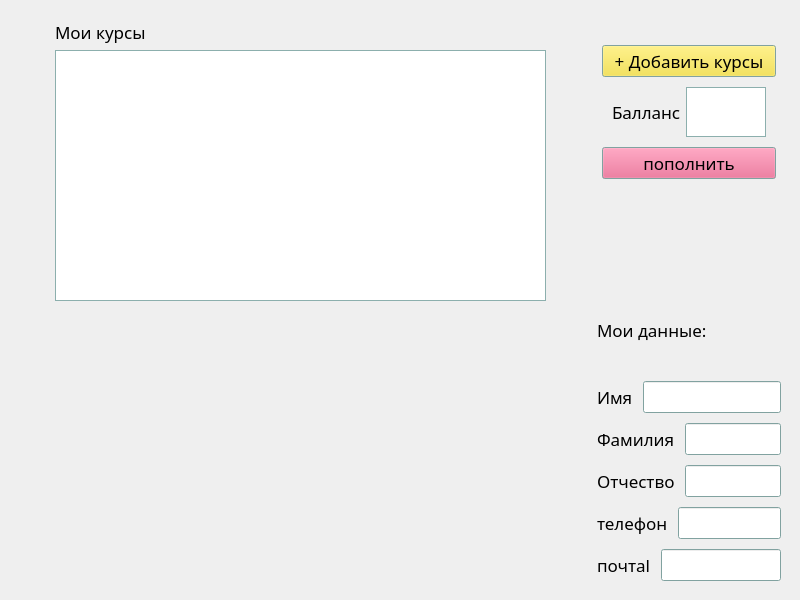
Qt form student.ui (lizlizardplease/school_bmstu) before a commit.
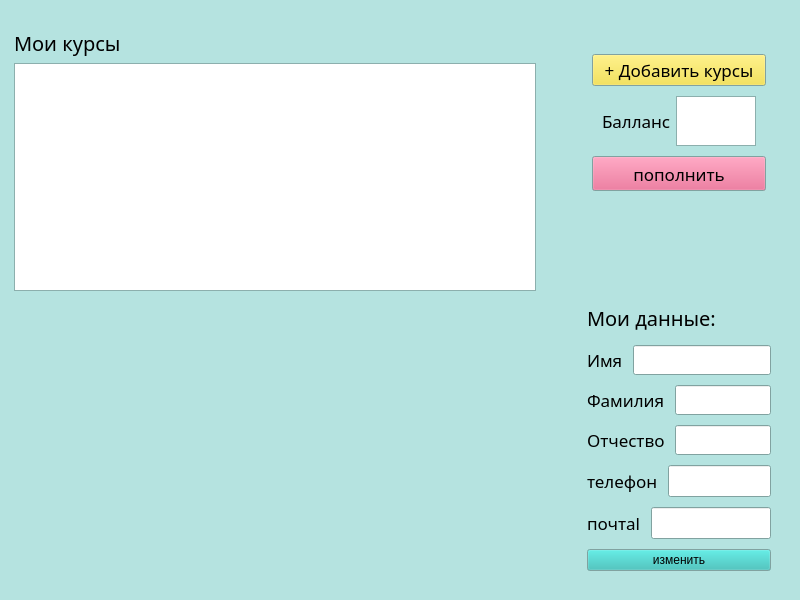
The same form after that commit.

```diff
--- a/student.ui
+++ b/student.ui
@@ -10,6 +10,70 @@
     <height>600</height>
    </rect>
   </property>
+  <property name="palette">
+   <palette>
+    <active>
+     <colorrole role="Base">
+      <brush brushstyle="SolidPattern">
+       <color alpha="255">
+        <red>255</red>
+        <green>255</green>
+        <blue>255</blue>
+       </color>
+      </brush>
+     </colorrole>
+     <colorrole role="Window">
+      <brush brushstyle="SolidPattern">
+       <color alpha="255">
+        <red>181</red>
+        <green>227</green>
+        <blue>224</blue>
+       </color>
+      </brush>
+     </colorrole>
+    </active>
+    <inactive>
+     <colorrole role="Base">
+      <brush brushstyle="SolidPattern">
+       <color alpha="255">
+        <red>255</red>
+        <green>255</green>
+        <blue>255</blue>
+       </color>
+      </brush>
+     </colorrole>
+     <colorrole role="Window">
+      <brush brushstyle="SolidPattern">
+       <color alpha="255">
+        <red>181</red>
+        <green>227</green>
+        <blue>224</blue>
+       </color>
+      </brush>
+     </colorrole>
+    </inactive>
+    <disabled>
+     <colorrole role="Base">
+      <brush brushstyle="SolidPattern">
+       <color alpha="255">
+        <red>181</red>
+        <green>227</green>
+        <blue>224</blue>
+       </color>
+      </brush>
+     </colorrole>
+     <colorrole role="Window">
+      <brush brushstyle="SolidPattern">
+       <color alpha="255">
+        <red>181</red>
+        <green>227</green>
+        <blue>224</blue>
+       </color>
+      </brush>
+     </colorrole>
+    </disabled>
+   </palette>
+  </property>
   <property name="windowTitle">
    <string>MainWindow</string>
   </property>
@@ -105,30 +169,9 @@
      </disabled>
     </palette>
    </property>
-   <widget class="QWidget" name="horizontalLayoutWidget_8">
-    <property name="geometry">
-     <rect>
-      <x>0</x>
-      <y>0</y>
-      <width>801</width>
-      <height>601</height>
-     </rect>
-    </property>
-    <property name="font">
-     <font>
-      <family>Sawasdee</family>
-      <pointsize>13</pointsize>
-     </font>
-    </property>
-    <layout class="QHBoxLayout" name="horizontalLayout_9" stretch="3,1">
-     <property name="sizeConstraint">
-      <enum>QLayout::SetMinAndMaxSize</enum>
-     </property>
-     <property name="leftMargin">
-      <number>50</number>
-     </property>
+   <layout class="QHBoxLayout" name="horizontalLayout_8" stretch="3,1">
      <item>
-      <layout class="QVBoxLayout" name="verticalLayout_4">
+     <layout class="QVBoxLayout" name="verticalLayout_4" stretch="0,0">
        <property name="leftMargin">
         <number>5</number>
        </property>
@@ -146,7 +189,7 @@
          <property name="font">
           <font>
            <family>Sawasdee</family>
-           <pointsize>13</pointsize>
+          <pointsize>15</pointsize>
           </font>
          </property>
          <property name="text">
@@ -167,7 +210,7 @@
       </layout>
      </item>
      <item>
-      <layout class="QVBoxLayout" name="verticalLayout_2" stretch="0,0,0,0,0,0,0">
+     <layout class="QVBoxLayout" name="verticalLayout_2" stretch="7,1,1,1,1,1,1,0">
        <property name="spacing">
         <number>10</number>
        </property>
@@ -280,7 +323,7 @@
            <item>
             <widget class="QTextEdit" name="textEdit">
              <property name="sizePolicy">
-              <sizepolicy hsizetype="Expanding" vsizetype="Minimum">
+             <sizepolicy hsizetype="Preferred" vsizetype="Minimum">
                <horstretch>0</horstretch>
                <verstretch>0</verstretch>
               </sizepolicy>
@@ -293,16 +336,19 @@
              </property>
              <property name="maximumSize">
               <size>
-               <width>80</width>
+              <width>150</width>
                <height>50</height>
               </size>
              </property>
              <property name="font">
               <font>
-               <family>Sawasdee</family>
-               <pointsize>13</pointsize>
-              </font>
-             </property>
+              <family>Tlwg Typist</family>
+              <pointsize>14</pointsize>
+             </font>
+            </property>
+            <property name="readOnly">
+             <bool>true</bool>
+            </property>
             </widget>
            </item>
           </layout>
@@ -370,7 +416,7 @@
          <property name="font">
           <font>
            <family>Sawasdee</family>
-           <pointsize>13</pointsize>
+          <pointsize>15</pointsize>
           </font>
          </property>
          <property name="text">
@@ -398,7 +444,8 @@
            <property name="font">
             <font>
              <family>Sawasdee</family>
-             <pointsize>13</pointsize>
+            <pointsize>11</pointsize>
+            <italic>true</italic>
             </font>
            </property>
            <property name="readOnly">
@@ -428,7 +475,8 @@
            <property name="font">
             <font>
              <family>Sawasdee</family>
-             <pointsize>13</pointsize>
+            <pointsize>11</pointsize>
+            <italic>true</italic>
             </font>
            </property>
            <property name="readOnly">
@@ -461,7 +509,8 @@
            <property name="font">
             <font>
              <family>Sawasdee</family>
-             <pointsize>13</pointsize>
+            <pointsize>11</pointsize>
+            <italic>true</italic>
             </font>
            </property>
            <property name="readOnly">
@@ -531,10 +580,16 @@
          </item>
         </layout>
        </item>
-      </layout>
-     </item>
-    </layout>
-   </widget>
+      <item>
+       <widget class="QPushButton" name="pushButton_3">
+        <property name="text">
+         <string>изменить</string>
+        </property>
+       </widget>
+      </item>
+     </layout>
+    </item>
+   </layout>
   </widget>
  </widget>
  <resources/>
```
Left out of the diff: 2 changed lines with no effect on the pictures. Lines whose indentation alone changed are shown as unchanged.
